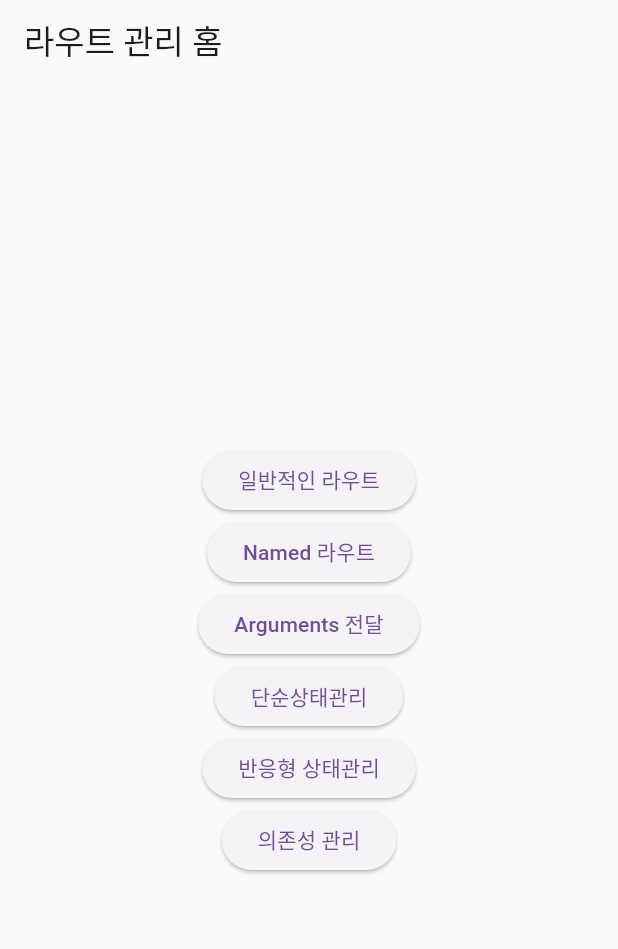
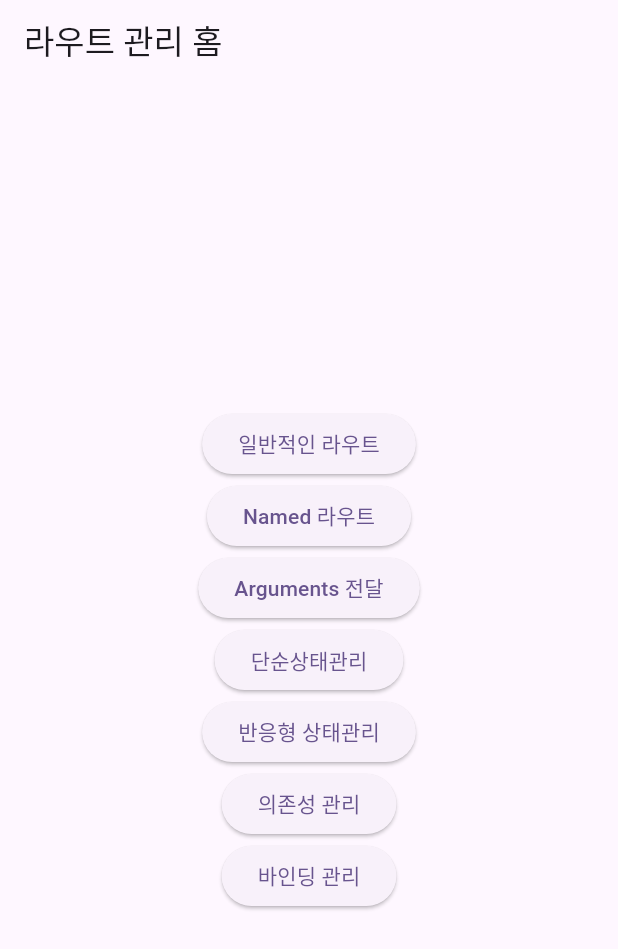
Before and after one commit to 6UNHEE/flutter_ex, a Flutter app: the screen it shows after launch, on a phone screen of 412 x 824 dp. Shown: the top 949 px of the screen. Run offline on Flutter 3.47's test engine with Material 3 defaults, Android fonts, the phone set to English and light mode, and no system bars; our stand-ins replace get.

Commit message:
바인딩 v1

```diff
--- a/lib/main.dart
+++ b/lib/main.dart
@@ -1,4 +1,6 @@
 import 'package:flutter/material.dart';
+import 'package:flutter_ex/src/binding/binding_page.dart';
+import 'package:flutter_ex/src/controller/count_controller_with_getx.dart';
 import 'package:flutter_ex/src/pages/binding.dart';
 import 'package:flutter_ex/src/pages/named/first.dart';
 import 'package:flutter_ex/src/pages/named/second.dart';
@@ -34,7 +36,10 @@ class MyApp extends StatelessWidget {
         GetPage(name: "/first", page: () => FirstNamedPage()),
         GetPage(name: "/second", page: () => SecondNamedPage()),
         GetPage(name: "/next", page: () => NextPage()),
-        GetPage(name: "/binding", page: () => BindingPage()),
+        GetPage(
+            name: "/binding",
+            page: () => BindingPage(),
+            binding: BindingPageBingding()),
       ],
     );
   }
--- /dev/null
+++ b/lib/src/binding/binding_page.dart
@@ -0,0 +1,9 @@
+import 'package:flutter_ex/src/controller/count_controller_with_getx.dart';
+import 'package:get/get.dart';
+
+class BindingPageBingding implements Bindings {
+  @override
+  void dependencies() {
+    Get.put(CountControllerWithGetx());
+  }
+}
--- a/lib/src/pages/home.dart
+++ b/lib/src/pages/home.dart
@@ -53,6 +53,10 @@ class Home extends StatelessWidget {
                 onPressed: () => Get.to(DependencyManagePage()),
                 child: Text('의존성 관리'),
               ),
+              ElevatedButton(
+                onPressed: () => Get.toNamed("/binding"),
+                child: Text('바인딩 관리'),
+              ),
             ],
           ),
         ));
```
